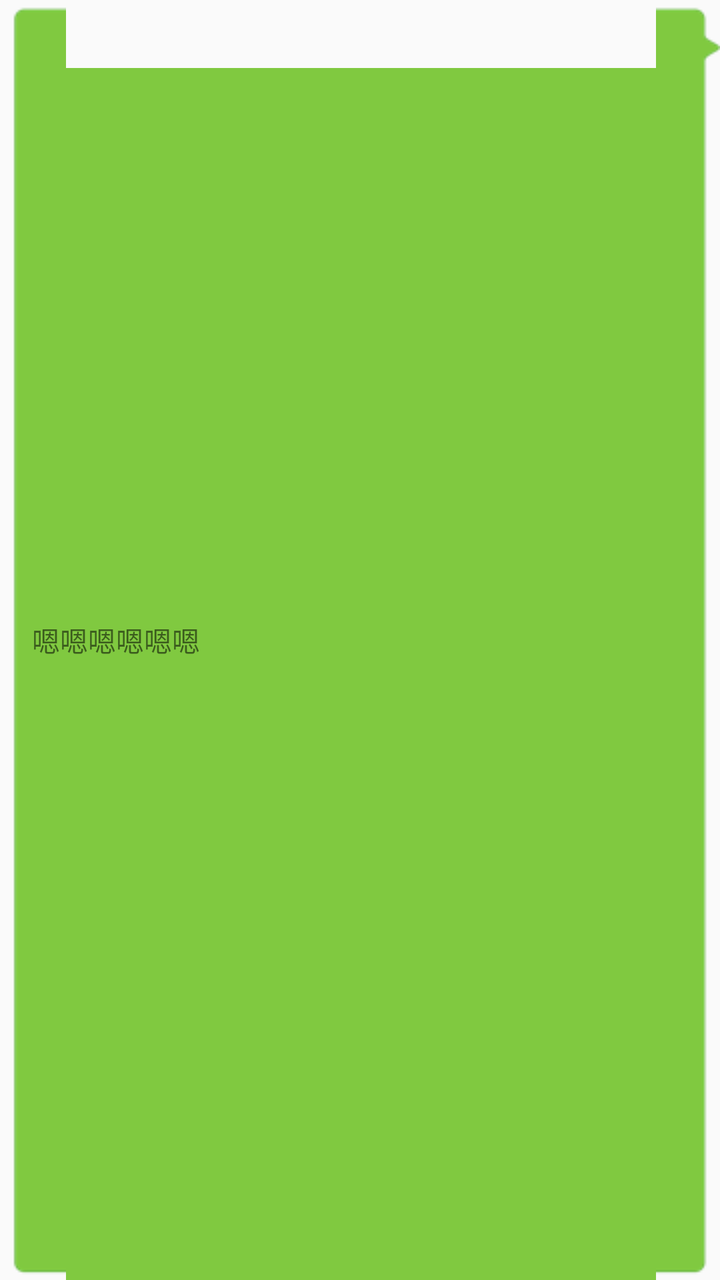
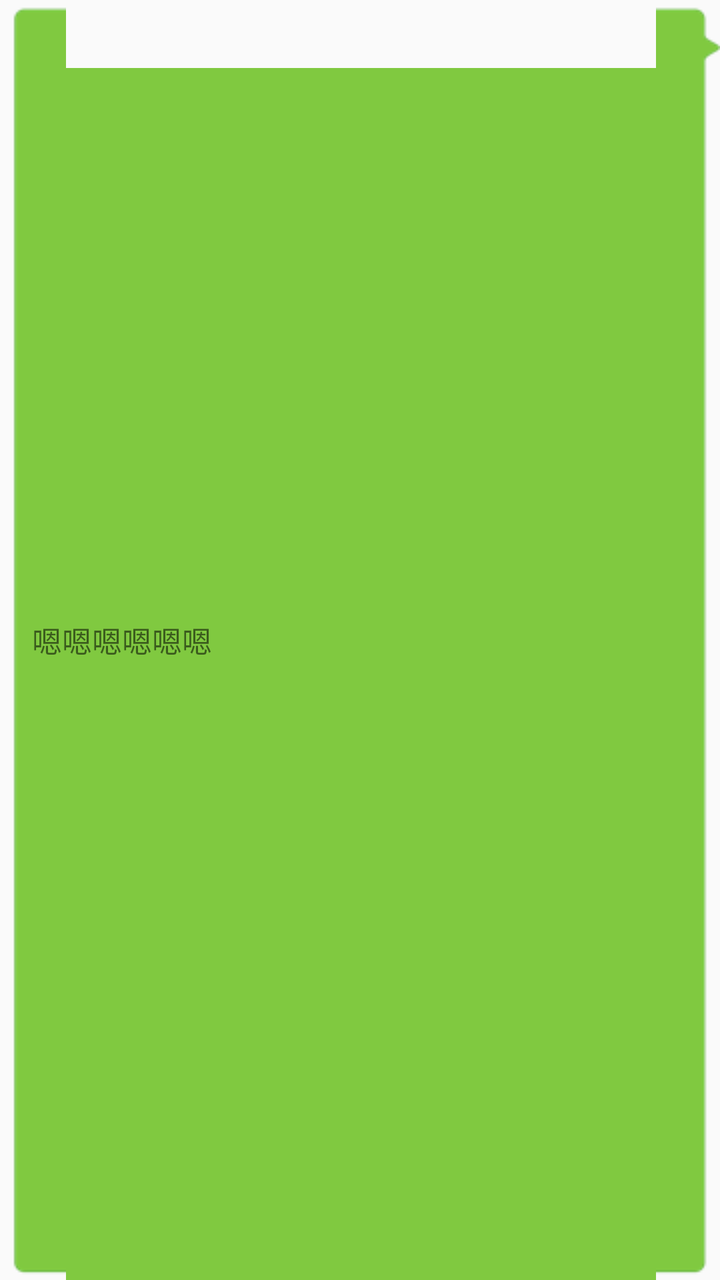

The first picture is an Android layout as it rendered before a commit; the second is the same layout after the commit. The layout source and the unified diff follow.
<!-- AndroidManifest.xml: application theme AppTheme -->
<!-- res/layout/conversation_item_text_send.xml -->
<?xml version="1.0" encoding="utf-8"?>
<TextView xmlns:android="http://schemas.android.com/apk/res/android"
    android:id="@+id/contentTextView"
    android:layout_width="wrap_content"
    android:layout_height="wrap_content"
    android:autoLink="phone|email|map|web"
    android:background="@drawable/img_bubble_send"
    android:gravity="left|center_vertical"
    android:linksClickable="true"
    android:maxWidth="290dp"
    android:minHeight="40dp"
    android:paddingLeft="16dp"
    android:paddingTop="12dp"
    android:paddingRight="16dp"
    android:paddingBottom="12dp"
    android:text="嗯嗯嗯嗯嗯嗯"
    android:textColorLink="#3655bf"
    android:textSize="14sp" />
<!-- resources referenced by this layout -->
<resources>
  <!-- drawable img_bubble_send: png bitmap (drawable, 777 bytes) -->
  <style name="AppTheme" parent="Theme.AppCompat.Light.NoActionBar">
          
          <item name="colorPrimary">@color/colorPrimary</item>
          <item name="colorPrimaryDark">@color/colorPrimaryDark</item>
          <item name="colorAccent">@color/colorAccent</item>
          
          
          
          <item name="colorBackgroundFloating">@color/white</item>
      </style>
  <color name="colorPrimary">#3e64e4</color>
  <color name="colorPrimaryDark">#3e64e4</color>
  <color name="colorAccent">#7e7e7e</color>
  <color name="white">#ffffff</color>
</resources>

<!-- the commit's change to res/layout/conversation_item_text_send.xml (unified diff, before → after) -->
@@ -15,4 +15,4 @@
     android:paddingBottom="12dp"
     android:text="嗯嗯嗯嗯嗯嗯"
     android:textColorLink="#3655bf"
-    android:textSize="14sp" />
+    android:textSize="15sp" />
